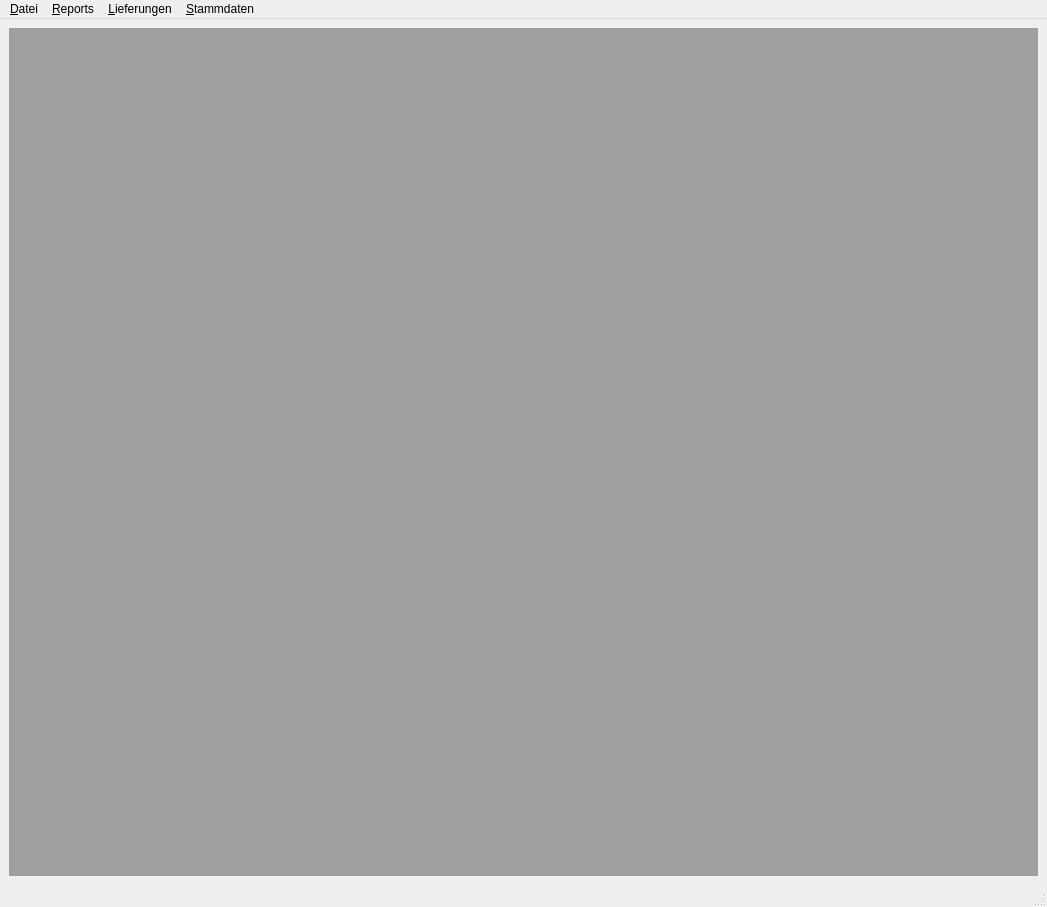
Before: the Qt Designer form ui/lagerManagerMainWindow.ui in flurl/lagerManager, drawn with Qt 5.
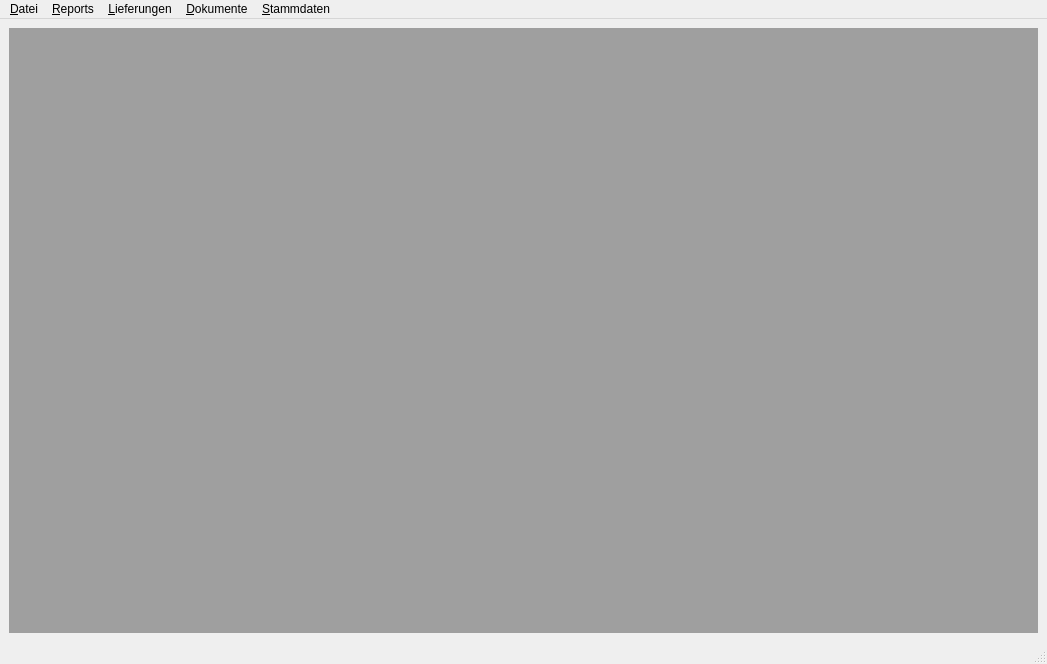
After: the same form once the commit is applied.

The edit to the form file:
```diff
--- a/ui/lagerManagerMainWindow.ui
+++ b/ui/lagerManagerMainWindow.ui
@@ -7,7 +7,7 @@
     <x>0</x>
     <y>0</y>
     <width>1047</width>
-    <height>907</height>
+    <height>664</height>
    </rect>
   </property>
   <property name="windowTitle">
@@ -86,9 +86,17 @@
     <addaction name="action_Stammdaten_Perioden"/>
     <addaction name="action_Stammdaten_Import"/>
    </widget>
+   <widget class="QMenu" name="menu_Dokumente">
+    <property name="title">
+     <string>&amp;Dokumente</string>
+    </property>
+    <addaction name="action_Dokumente_Dokumenttypen"/>
+    <addaction name="action_Dokumente_Dokumente"/>
+   </widget>
    <addaction name="menuFile"/>
    <addaction name="menu_Reports"/>
    <addaction name="menu_Lieferungen"/>
+   <addaction name="menu_Dokumente"/>
    <addaction name="menuStammdaten"/>
   </widget>
   <widget class="QStatusBar" name="statusbar"/>
```
Left out of the diff: 10 changed lines with no effect on the pictures.
